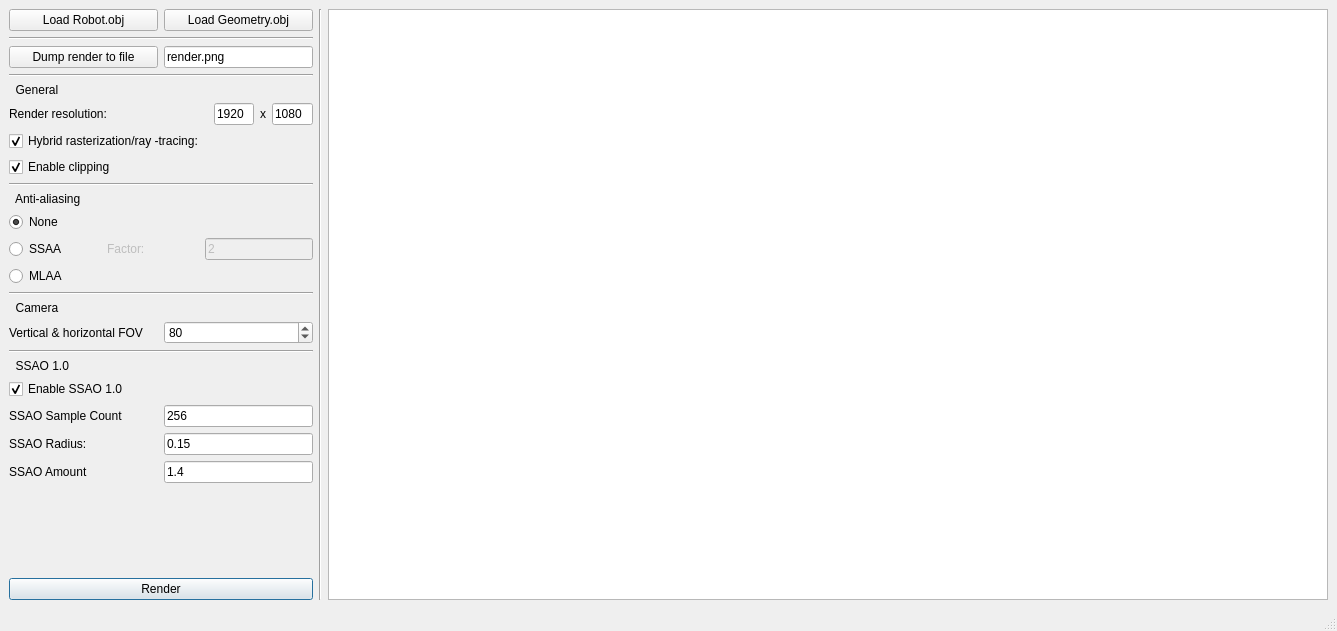
Before: the Qt Designer form tp2/projets/QT/mainwindow.ui in TomClabault/RayTracerCPP, drawn with Qt 5.
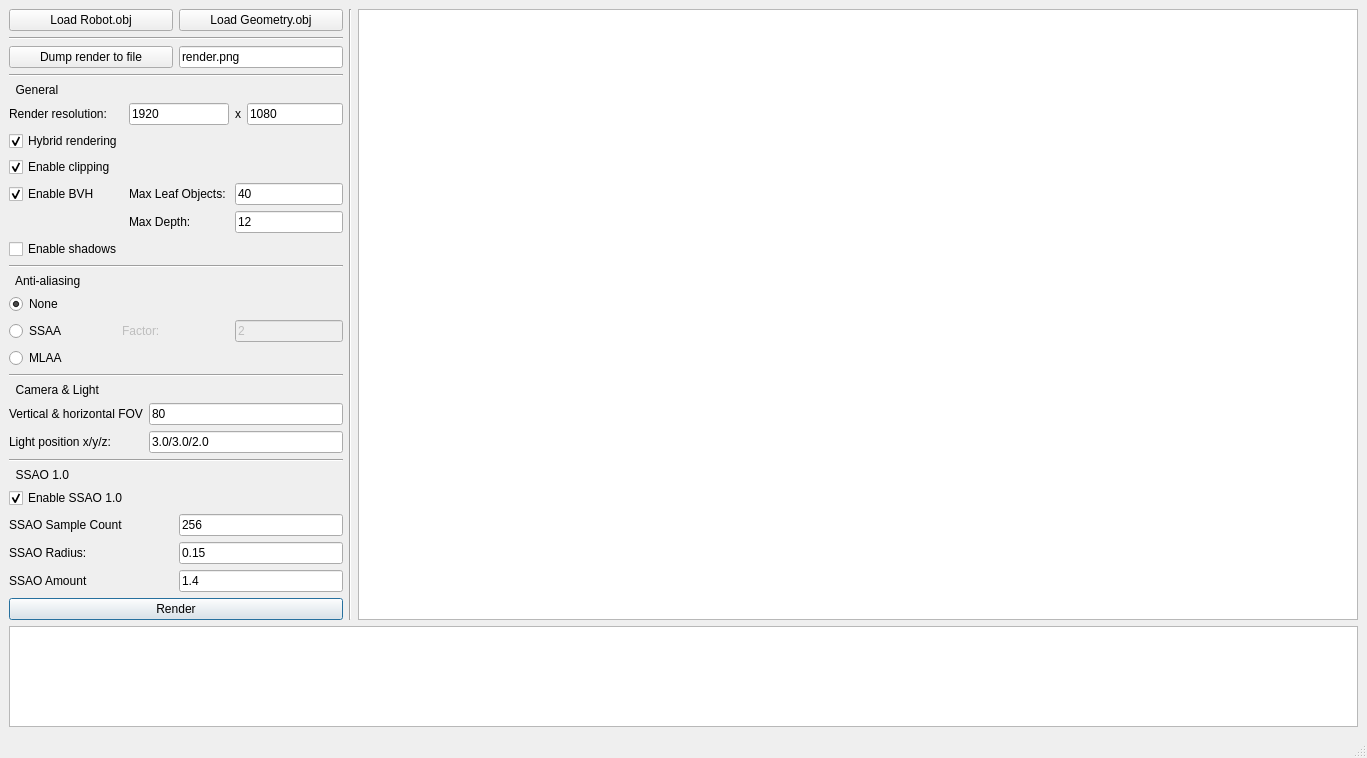
After: the same form once the commit is applied.

Commit message: More options on the interface

The edit to the form file:
```diff
--- a/tp2/projets/QT/mainwindow.ui
+++ b/tp2/projets/QT/mainwindow.ui
@@ -6,8 +6,8 @@
    <rect>
     <x>0</x>
     <y>0</y>
-    <width>1337</width>
-    <height>631</height>
+    <width>1343</width>
+    <height>758</height>
    </rect>
   </property>
   <property name="windowTitle">
@@ -114,6 +114,133 @@
         </item>
         <item>
          <layout class="QGridLayout" name="general_grid">
+          <item row="0" column="2">
+           <layout class="QHBoxLayout" name="horizontalLayout_2">
+            <item>
+             <widget class="QLabel" name="resolution_x">
+              <property name="sizePolicy">
+               <sizepolicy hsizetype="Minimum" vsizetype="Preferred">
+                <horstretch>0</horstretch>
+                <verstretch>0</verstretch>
+               </sizepolicy>
+              </property>
+              <property name="text">
+               <string>x</string>
+              </property>
+             </widget>
+            </item>
+            <item>
+             <widget class="QLineEdit" name="render_height_edit">
+              <property name="sizePolicy">
+               <sizepolicy hsizetype="Preferred" vsizetype="Preferred">
+                <horstretch>0</horstretch>
+                <verstretch>0</verstretch>
+               </sizepolicy>
+              </property>
+              <property name="minimumSize">
+               <size>
+                <width>0</width>
+                <height>0</height>
+               </size>
+              </property>
+              <property name="text">
+               <string>1080</string>
+              </property>
+             </widget>
+            </item>
+           </layout>
+          </item>
+          <item row="4" column="2">
+           <widget class="QLineEdit" name="bvh_max_depth_edit">
+            <property name="sizePolicy">
+             <sizepolicy hsizetype="Minimum" vsizetype="Fixed">
+              <horstretch>0</horstretch>
+              <verstretch>0</verstretch>
+             </sizepolicy>
+            </property>
+            <property name="text">
+             <string>12</string>
+            </property>
+           </widget>
+          </item>
+          <item row="0" column="0">
+           <widget class="QLabel" name="render_resolution_label">
+            <property name="sizePolicy">
+             <sizepolicy hsizetype="Minimum" vsizetype="Preferred">
+              <horstretch>0</horstretch>
+              <verstretch>0</verstretch>
+             </sizepolicy>
+            </property>
+            <property name="text">
+             <string>Render resolution:</string>
+            </property>
+           </widget>
+          </item>
+          <item row="3" column="2">
+           <widget class="QLineEdit" name="bvh_max_leaf_object_edit">
+            <property name="sizePolicy">
+             <sizepolicy hsizetype="Minimum" vsizetype="Fixed">
+              <horstretch>0</horstretch>
+              <verstretch>0</verstretch>
+             </sizepolicy>
+            </property>
+            <property name="minimumSize">
+             <size>
+              <width>0</width>
+              <height>0</height>
+             </size>
+            </property>
+            <property name="text">
+             <string>40</string>
+            </property>
+           </widget>
+          </item>
+          <item row="3" column="0">
+           <widget class="QCheckBox" name="enable_bvh_check_box">
+            <property name="text">
+             <string>Enable BVH</string>
+            </property>
+            <property name="checked">
+             <bool>true</bool>
+            </property>
+           </widget>
+          </item>
+          <item row="3" column="1">
+           <widget class="QLabel" name="bvh_max_leaf_object_label">
+            <property name="sizePolicy">
+             <sizepolicy hsizetype="Minimum" vsizetype="Preferred">
+              <horstretch>0</horstretch>
+              <verstretch>0</verstretch>
+             </sizepolicy>
+            </property>
+            <property name="text">
+             <string>Max Leaf Objects: </string>
+            </property>
+           </widget>
+          </item>
+          <item row="4" column="1">
+           <widget class="QLabel" name="bvh_max_depth_label">
+            <property name="sizePolicy">
+             <sizepolicy hsizetype="Minimum" vsizetype="Preferred">
+              <horstretch>0</horstretch>
+              <verstretch>0</verstretch>
+             </sizepolicy>
+            </property>
+            <property name="text">
+             <string>Max Depth:</string>
+            </property>
+           </widget>
+          </item>
+          <item row="2" column="0">
+           <widget class="QCheckBox" name="clipping_check_box">
+            <property name="text">
+             <string>Enable clipping</string>
+            </property>
+            <property name="checked">
+             <bool>true</bool>
+            </property>
+           </widget>
+          </item>
           <item row="0" column="1">
            <widget class="QLineEdit" name="render_width_edit">
             <property name="sizePolicy">
@@ -136,68 +263,20 @@
             </property>
            </widget>
           </item>
-          <item row="2" column="0">
-           <widget class="QCheckBox" name="clipping_check_box">
-            <property name="text">
-             <string>Enable clipping</string>
-            </property>
-            <property name="checked">
-             <bool>true</bool>
-            </property>
-           </widget>
-          </item>
           <item row="1" column="0">
            <widget class="QCheckBox" name="hybrid_check_box">
             <property name="text">
-             <string>Hybrid rasterization/ray -tracing: </string>
+             <string>Hybrid rendering</string>
             </property>
             <property name="checked">
              <bool>true</bool>
             </property>
            </widget>
           </item>
-          <item row="0" column="2">
-           <widget class="QLabel" name="resolution_x">
-            <property name="sizePolicy">
-             <sizepolicy hsizetype="Minimum" vsizetype="Preferred">
-              <horstretch>0</horstretch>
-              <verstretch>0</verstretch>
-             </sizepolicy>
-            </property>
+          <item row="5" column="0">
+           <widget class="QCheckBox" name="enable_shadows_check_box">
             <property name="text">
-             <string>x</string>
-            </property>
-           </widget>
-          </item>
-          <item row="0" column="0">
-           <widget class="QLabel" name="render_resolution_label">
-            <property name="sizePolicy">
-             <sizepolicy hsizetype="Minimum" vsizetype="Preferred">
-              <horstretch>0</horstretch>
-              <verstretch>0</verstretch>
-             </sizepolicy>
-            </property>
-            <property name="text">
-             <string>Render resolution:</string>
-            </property>
-           </widget>
-          </item>
-          <item row="0" column="3">
-           <widget class="QLineEdit" name="render_height_edit">
-            <property name="sizePolicy">
-             <sizepolicy hsizetype="Preferred" vsizetype="Preferred">
-              <horstretch>0</horstretch>
-              <verstretch>0</verstretch>
-             </sizepolicy>
-            </property>
-            <property name="minimumSize">
-             <size>
-              <width>0</width>
-              <height>0</height>
-             </size>
-            </property>
-            <property name="text">
-             <string>1080</string>
+             <string>Enable shadows</string>
             </property>
            </widget>
           </item>
@@ -291,7 +370,7 @@
          </widget>
         </item>
         <item>
-         <widget class="QLabel" name="camera_label">
+         <widget class="QLabel" name="camera_light_label">
           <property name="sizePolicy">
            <sizepolicy hsizetype="Minimum" vsizetype="Preferred">
             <horstretch>0</horstretch>
@@ -299,31 +378,25 @@
            </sizepolicy>
           </property>
           <property name="text">
-           <string>  Camera</string>
+           <string>  Camera &amp; Light</string>
           </property>
          </widget>
         </item>
         <item>
-         <layout class="QGridLayout" name="camera_grid" rowstretch="0">
+         <layout class="QGridLayout" name="camera_grid" rowstretch="0,0">
           <property name="sizeConstraint">
            <enum>QLayout::SetMinAndMaxSize</enum>
           </property>
           <item row="0" column="1">
-           <widget class="QSpinBox" name="camera_fov_spin_box">
+           <widget class="QLineEdit" name="camera_fov_edit">
             <property name="sizePolicy">
-             <sizepolicy hsizetype="Minimum" vsizetype="Preferred">
+             <sizepolicy hsizetype="Minimum" vsizetype="Fixed">
               <horstretch>0</horstretch>
               <verstretch>0</verstretch>
              </sizepolicy>
             </property>
-            <property name="minimumSize">
-             <size>
-              <width>55</width>
-              <height>0</height>
-             </size>
-            </property>
-            <property name="value">
-             <number>80</number>
+            <property name="text">
+             <string>80</string>
             </property>
            </widget>
           </item>
@@ -340,6 +413,20 @@
             </property>
            </widget>
           </item>
+          <item row="1" column="0">
+           <widget class="QLabel" name="label_3">
+            <property name="text">
+             <string>Light position x/y/z:</string>
+            </property>
+           </widget>
+          </item>
+          <item row="1" column="1">
+           <widget class="QLineEdit" name="light_position_edit">
+            <property name="text">
+             <string>3.0/3.0/2.0</string>
+            </property>
+           </widget>
+          </item>
          </layout>
         </item>
         <item>
@@ -476,7 +563,7 @@
         <item>
          <layout class="QGridLayout" name="render_button_grid">
           <item row="0" column="0">
-           <widget class="QPushButton" name="renderButton">
+           <widget class="QPushButton" name="render_button">
             <property name="sizePolicy">
              <sizepolicy hsizetype="Minimum" vsizetype="Fixed">
               <horstretch>0</horstretch>
@@ -520,6 +607,22 @@
       </item>
      </layout>
     </item>
+    <item row="1" column="0">
+     <widget class="QTextEdit" name="output_console">
+      <property name="sizePolicy">
+       <sizepolicy hsizetype="Preferred" vsizetype="Preferred">
+        <horstretch>0</horstretch>
+        <verstretch>0</verstretch>
+       </sizepolicy>
+      </property>
+      <property name="frameShape">
+       <enum>QFrame::StyledPanel</enum>
+      </property>
+      <property name="readOnly">
+       <bool>true</bool>
+      </property>
+     </widget>
+    </item>
    </layout>
   </widget>
   <widget class="QMenuBar" name="menubar">
@@ -527,7 +630,7 @@
     <rect>
      <x>0</x>
      <y>0</y>
-     <width>1337</width>
+     <width>1343</width>
      <height>21</height>
     </rect>
    </property>
```
The commit also changes 7 other files.
